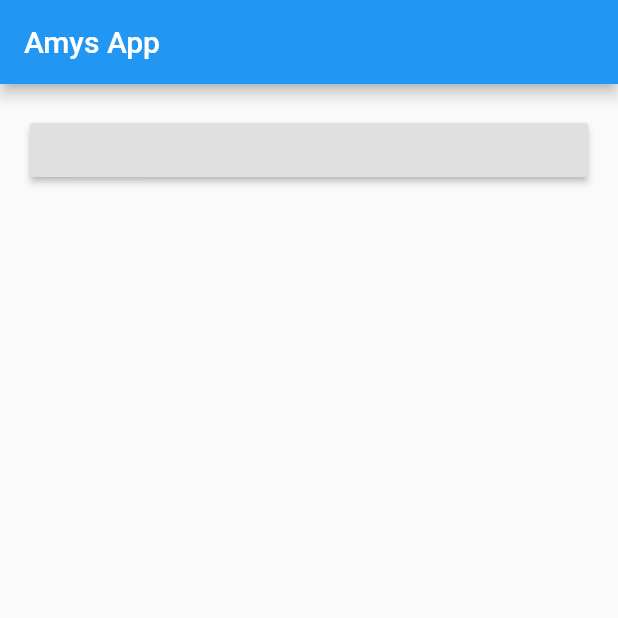
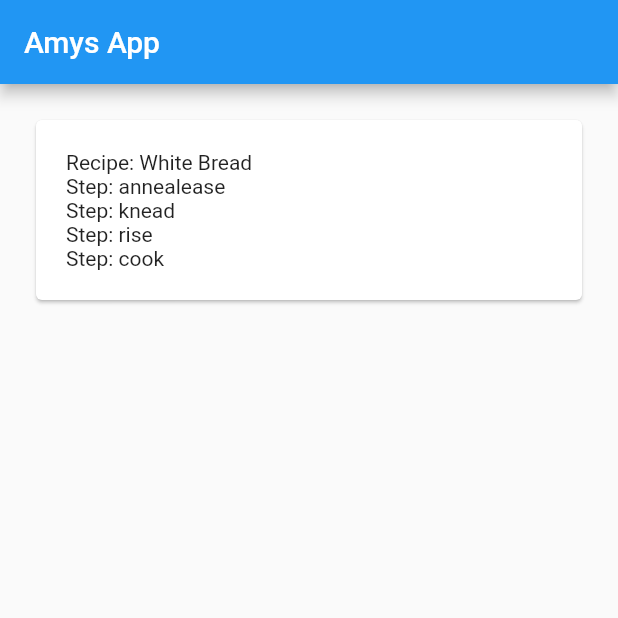
Before and after one commit to RobAWilkinson/flour-water-salt-yeast, a Flutter app: the screen it shows after launch, on a phone screen of 412 x 824 dp, the top half of it. Run offline on Flutter 3.47's test engine with Material 2 defaults, Android fonts, the phone set to English and light mode, and no system bars.

Commit message:
can display a list of recipes

```diff
--- a/lib/main.dart
+++ b/lib/main.dart
@@ -1,37 +1,61 @@
 import 'package:flutter/material.dart';
 
 void main() {
-  runApp( MaterialApp(
+  runApp(MaterialApp(
     title: 'Hello World App',
-    home:  MyApp(),
+    home: MyApp(),
   ));
 }
 
-
 class MyApp extends StatelessWidget {
+  final recipes = [
+    {
+      'name': 'White Bread',
+      'steps': [
+        {'text': 'annealease'},
+        {'text': 'knead'},
+        {'text': 'rise'},
+        {'text': 'cook'}
+      ]
+    },
+  ];
   @override
   Widget build(BuildContext context) {
-    return  Scaffold(
-      appBar:  AppBar(
-        title:  Text('Amys App'),
+    return Scaffold(
+      appBar: AppBar(
+        title: Text('Amys App'),
       ),
-      body:  Container(
+      body: Container(
         padding: EdgeInsets.all(20.0),
-        child:  Column(
-          crossAxisAlignment: CrossAxisAlignment.stretch,
-          children: <Widget>[ AwesomeButton(),
-
-          ],
-        ),
+        child: Column(
+            crossAxisAlignment: CrossAxisAlignment.stretch,
+            children: recipes.map(_recipeBuilder).toList()),
       ),
     );
+  }
+
+  Widget _recipeBuilder(Map<String, Object> recipe) {
+    final String name = recipe['name'];
+    final List<Map<String, Object>> steps = recipe['steps'];
+    return Card(
+        child: Container(
+            padding: EdgeInsets.all(20),
+            child: ListBody(children: <Widget>[
+              Text("Recipe: $name"),
+              ...steps.map(_stepBuilder).toList()
+            ])));
+  }
+
+  Widget _stepBuilder(Map<String, Object> step) {
+    final String stepText = step['text'];
+    return Text('Step: $stepText');
   }
 }
 
 class AwesomeButton extends StatefulWidget {
   @override
   AwesomeButtonState createState() {
-    return  AwesomeButtonState();
+    return AwesomeButtonState();
   }
 }
 
@@ -49,7 +73,6 @@ class AwesomeButtonState extends State<AwesomeButton> {
 
   @override
   Widget build(BuildContext context) {
-    return  RaisedButton(
-        child:  Text(displayedString), onPressed: onPressed);
+    return RaisedButton(child: Text(displayedString), onPressed: onPressed);
   }
 }
```
